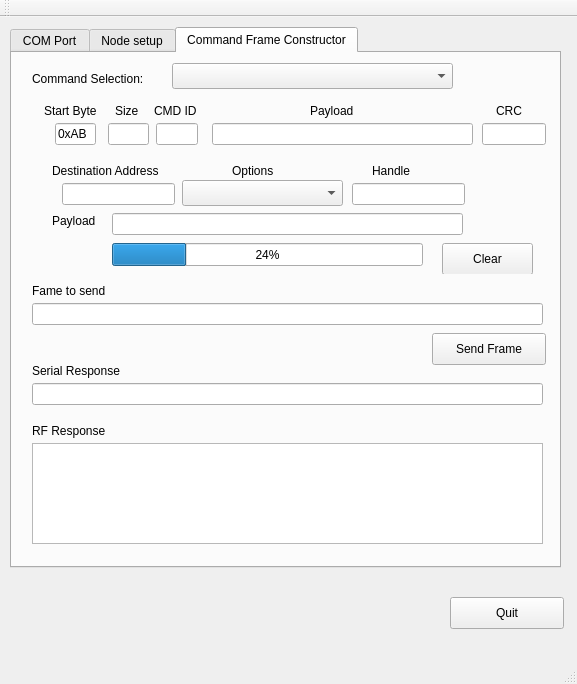
Before: the Qt Designer form mainwindow.ui in not404/radioblock-python, drawn with Qt 5.
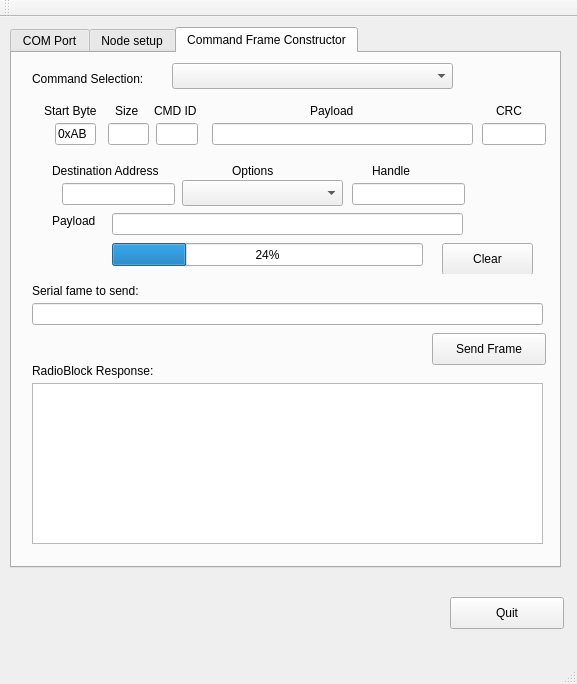
After: the same form once the commit is applied. The open tabs and pages were chosen to show the change.

Commit message: Added some parsing to the responses received from the RadioBlock.

```diff
--- a/mainwindow.ui
+++ b/mainwindow.ui
@@ -854,12 +854,12 @@
        <rect>
         <x>20</x>
         <y>230</y>
-        <width>91</width>
+        <width>131</width>
         <height>16</height>
        </rect>
       </property>
       <property name="text">
-       <string>Fame to send</string>
+       <string>Serial fame to send:</string>
       </property>
      </widget>
      <widget class="QLineEdit" name="lineEditFrameToSend">
@@ -885,49 +885,26 @@
        <string>Send Frame</string>
       </property>
      </widget>
-     <widget class="QLabel" name="label_24">
-      <property name="geometry">
-       <rect>
-        <x>20</x>
-        <y>310</y>
-        <width>111</width>
-        <height>16</height>
-       </rect>
-      </property>
-      <property name="text">
-       <string>Serial Response</string>
-      </property>
-     </widget>
-     <widget class="QLineEdit" name="lineEditSerialResponse">
-      <property name="geometry">
-       <rect>
-        <x>20</x>
-        <y>330</y>
-        <width>511</width>
-        <height>22</height>
-       </rect>
-      </property>
-     </widget>
      <widget class="QLabel" name="label_25">
       <property name="geometry">
        <rect>
         <x>20</x>
-        <y>370</y>
-        <width>91</width>
+        <y>310</y>
+        <width>141</width>
         <height>16</height>
        </rect>
       </property>
       <property name="text">
-       <string>RF Response</string>
+       <string>RadioBlock Response:</string>
       </property>
      </widget>
      <widget class="QTextEdit" name="textEditRfResponse">
       <property name="geometry">
        <rect>
         <x>20</x>
-        <y>390</y>
+        <y>330</y>
         <width>511</width>
-        <height>101</height>
+        <height>161</height>
        </rect>
       </property>
      </widget>
```
Left out of the diff: 4 changed lines with no effect on the pictures. The commit also changes 3 other files.
